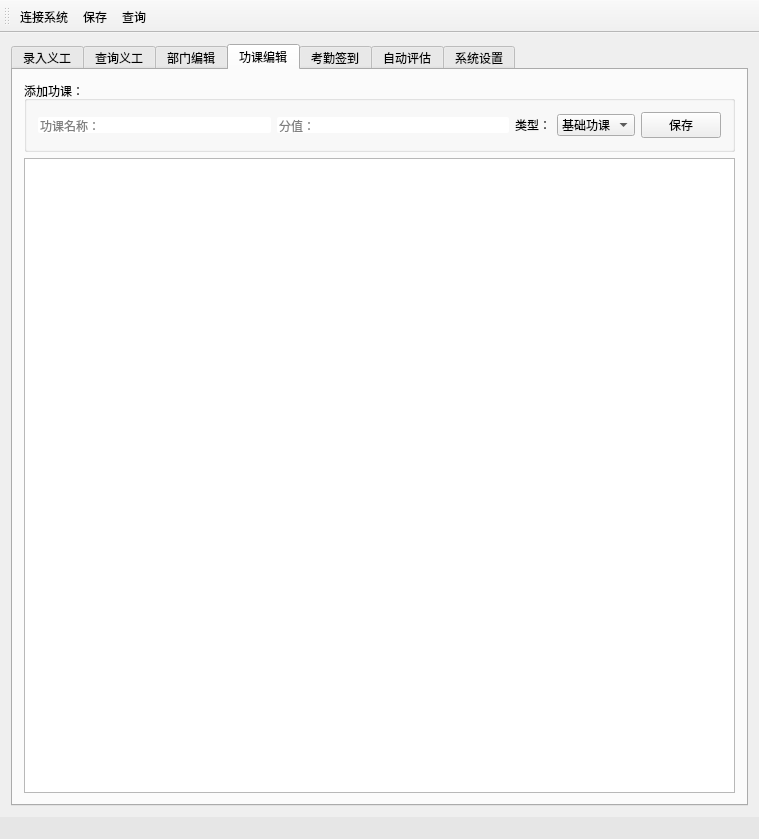
Before: the Qt Designer form mainwindow.ui in crouse/Sumeru, drawn with Qt 5.
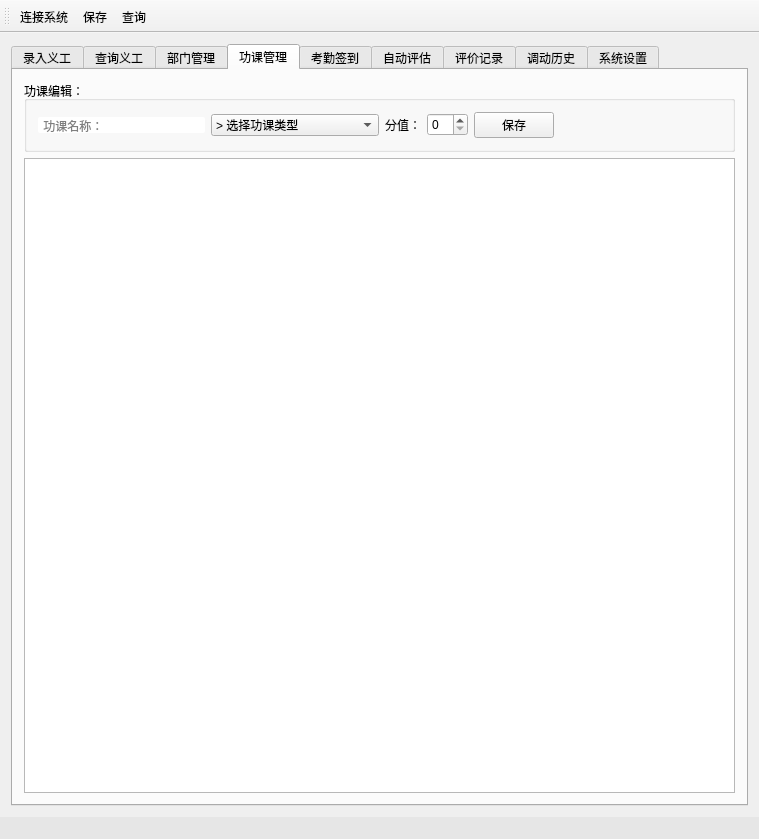
After: the same form once the commit is applied. The open tabs and pages were chosen to show the change. Icons and pictures are not drawn.

Patch:
```diff
--- a/mainwindow.ui
+++ b/mainwindow.ui
@@ -990,8 +990,8 @@
           <property name="title">
            <string>个人照片信息：</string>
           </property>
-          <layout class="QHBoxLayout" name="horizontalLayout_5">
-           <item>
+          <layout class="QGridLayout" name="gridLayout_4">
+           <item row="0" column="0">
             <widget class="QToolButton" name="toolButtonImage">
              <property name="sizePolicy">
               <sizepolicy hsizetype="Minimum" vsizetype="Minimum">
@@ -1028,14 +1028,14 @@
              </property>
             </widget>
            </item>
-           <item>
+           <item row="0" column="1">
             <spacer name="horizontalSpacer_4">
              <property name="orientation">
               <enum>Qt::Horizontal</enum>
              </property>
              <property name="sizeHint" stdset="0">
               <size>
-               <width>506</width>
+               <width>40</width>
                <height>20</height>
               </size>
              </property>
@@ -1174,7 +1174,7 @@
       </widget>
       <widget class="QWidget" name="tabDepart">
        <attribute name="title">
-        <string>部门编辑</string>
+        <string>部门管理</string>
        </attribute>
        <layout class="QVBoxLayout" name="verticalLayout_4">
         <item>
@@ -1270,66 +1270,94 @@
       </widget>
       <widget class="QWidget" name="tabLesson">
        <attribute name="title">
-        <string>功课编辑</string>
+        <string>功课管理</string>
        </attribute>
        <layout class="QVBoxLayout" name="verticalLayout_5">
         <item>
          <widget class="QGroupBox" name="groupBox_3">
           <property name="title">
-           <string>添加功课：</string>
+           <string>功课编辑：</string>
           </property>
-          <layout class="QGridLayout" name="gridLayout_3">
-           <item row="0" column="0">
-            <layout class="QHBoxLayout" name="horizontalLayout_7">
+          <layout class="QHBoxLayout" name="horizontalLayout_5">
+           <item>
+            <widget class="QLineEdit" name="lineEditLessonName">
+             <property name="sizePolicy">
+              <sizepolicy hsizetype="Expanding" vsizetype="Fixed">
+               <horstretch>0</horstretch>
+               <verstretch>0</verstretch>
+              </sizepolicy>
+             </property>
+             <property name="maximumSize">
+              <size>
+               <width>16777215</width>
+               <height>16777215</height>
+              </size>
+             </property>
+             <property name="toolTip">
+              <string>按ENTER可以进入查询，如果存在同名的人，则在查询义工栏输出。</string>
+             </property>
+             <property name="styleSheet">
+              <string notr="true">border-radius: 2px;</string>
+             </property>
+             <property name="placeholderText">
+              <string comment="name"> 功课名称：</string>
+             </property>
+            </widget>
+           </item>
+           <item>
+            <widget class="QComboBox" name="comboBoxLesson">
+             <property name="sizePolicy">
+              <sizepolicy hsizetype="Expanding" vsizetype="Fixed">
+               <horstretch>0</horstretch>
+               <verstretch>0</verstretch>
+              </sizepolicy>
+             </property>
              <item>
-              <widget class="QLineEdit" name="lineEdit_12">
-               <property name="styleSheet">
-                <string notr="true">border-radius: 2px;</string>
-               </property>
-               <property name="placeholderText">
-                <string>功课名称：</string>
-               </property>
-              </widget>
+              <property name="text">
+               <string>&gt; 选择功课类型</string>
+              </property>
              </item>
              <item>
-              <widget class="QLineEdit" name="lineEdit_13">
-               <property name="styleSheet">
-                <string notr="true">border-radius: 2px;</string>
-               </property>
-               <property name="placeholderText">
-                <string>分值：</string>
-               </property>
-              </widget>
+              <property name="text">
+               <string>基础功课</string>
+              </property>
              </item>
              <item>
-              <widget class="QLabel" name="label_2">
-               <property name="text">
-                <string>类型：</string>
-               </property>
-              </widget>
+              <property name="text">
+               <string>其他功课</string>
+              </property>
              </item>
-             <item>
-              <widget class="QComboBox" name="comboBox_2">
-               <item>
-                <property name="text">
-                 <string>基础功课</string>
-                </property>
-               </item>
-               <item>
-                <property name="text">
-                 <string>加分项目</string>
-                </property>
-               </item>
-              </widget>
-             </item>
-             <item>
-              <widget class="QPushButton" name="pushButton_2">
-               <property name="text">
-                <string>保存</string>
-               </property>
-              </widget>
-             </item>
-            </layout>
+            </widget>
+           </item>
+           <item>
+            <widget class="QLabel" name="label_2">
+             <property name="text">
+              <string>分值：</string>
+             </property>
+            </widget>
+           </item>
+           <item>
+            <widget class="QSpinBox" name="spinBoxLesson"/>
+           </item>
+           <item>
+            <widget class="QPushButton" name="pushButtonLessonSave">
+             <property name="text">
+              <string>保存</string>
+             </property>
+            </widget>
+           </item>
+           <item>
+            <spacer name="horizontalSpacer_5">
+             <property name="orientation">
+              <enum>Qt::Horizontal</enum>
+             </property>
+             <property name="sizeHint" stdset="0">
+              <size>
+               <width>40</width>
+               <height>20</height>
+              </size>
+             </property>
+            </spacer>
            </item>
           </layout>
          </widget>
@@ -1479,6 +1507,26 @@
         </item>
        </layout>
       </widget>
+      <widget class="QWidget" name="tabRecord">
+       <attribute name="title">
+        <string>评价记录</string>
+       </attribute>
+       <layout class="QVBoxLayout" name="verticalLayout_11">
+        <item>
+         <widget class="QTableView" name="tableViewRecord"/>
+        </item>
+       </layout>
+      </widget>
+      <widget class="QWidget" name="tabTransfer">
+       <attribute name="title">
+        <string>调动历史</string>
+       </attribute>
+       <layout class="QVBoxLayout" name="verticalLayout_10">
+        <item>
+         <widget class="QTableView" name="tableViewTransfer"/>
+        </item>
+       </layout>
+      </widget>
       <widget class="QWidget" name="tabConfig">
        <attribute name="title">
         <string>系统设置</string>
```
Left out of the diff: 400 changed lines with no effect on the pictures.
